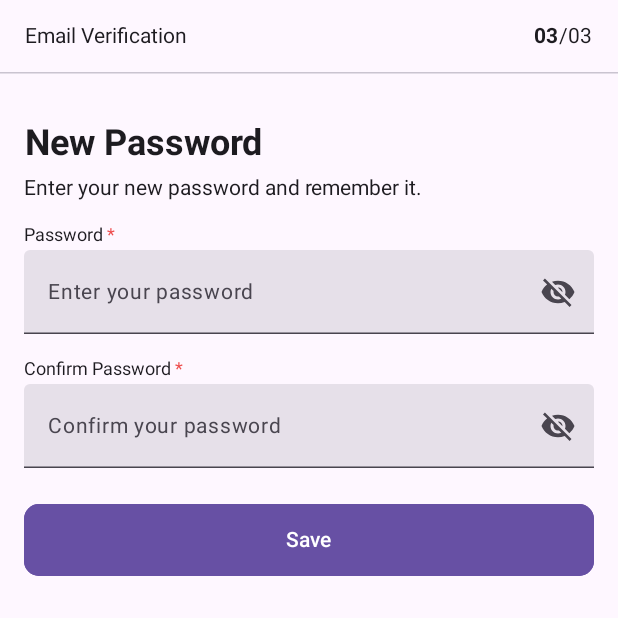
After one commit to ericwidhiantara/QuickMart-KMP, an Android app built with Jetpack Compose: the composable CreatePasswordScreen shown on its own in the app's theme, on a phone screen of 412 x 824 dp, the top half of it. The commit adds this screen. Run offline under Robolectric (Android 15) with nearby library versions, the light colour scheme and no system bars; our stand-ins replace Dagger/Hilt's generated code; libraries missing offline, so code that uses them is left out: io.paperdb; 1 statement that could not run was skipped.

Commit message:
feat: slicing forgot password enter new password screen

```diff
--- /dev/null
+++ b/androidApp/src/main/java/com/luckyfrog/quickmart/features/auth/presentation/forgot_password/CreatePasswordScreen.kt
@@ -0,0 +1,160 @@
+package com.luckyfrog.quickmart.features.auth.presentation.forgot_password
+
+import androidx.compose.foundation.layout.Column
+import androidx.compose.foundation.layout.Spacer
+import androidx.compose.foundation.layout.fillMaxSize
+import androidx.compose.foundation.layout.height
+import androidx.compose.foundation.layout.padding
+import androidx.compose.foundation.text.KeyboardOptions
+import androidx.compose.material.icons.Icons
+import androidx.compose.material.icons.filled.Visibility
+import androidx.compose.material.icons.filled.VisibilityOff
+import androidx.compose.material3.Icon
+import androidx.compose.material3.IconButton
+import androidx.compose.material3.MaterialTheme
+import androidx.compose.material3.Scaffold
+import androidx.compose.material3.Text
+import androidx.compose.runtime.Composable
+import androidx.compose.runtime.getValue
+import androidx.compose.runtime.mutableStateOf
+import androidx.compose.runtime.remember
+import androidx.compose.runtime.setValue
+import androidx.compose.ui.Modifier
+import androidx.compose.ui.res.stringResource
+import androidx.compose.ui.text.buildAnnotatedString
+import androidx.compose.ui.text.font.FontWeight
+import androidx.compose.ui.text.input.KeyboardType
+import androidx.compose.ui.text.input.PasswordVisualTransformation
+import androidx.compose.ui.text.input.VisualTransformation
+import androidx.compose.ui.text.style.TextAlign
+import androidx.compose.ui.text.withStyle
+import androidx.compose.ui.unit.dp
+import androidx.compose.ui.unit.sp
+import androidx.navigation.NavController
+import com.luckyfrog.quickmart.R
+import com.luckyfrog.quickmart.core.app.MainViewModel
+import com.luckyfrog.quickmart.core.widgets.CustomOutlinedButton
+import com.luckyfrog.quickmart.core.widgets.CustomTextField
+import com.luckyfrog.quickmart.core.widgets.CustomTopBar
+
+@Composable
+fun CreatePasswordScreen(
+    mainViewModel: MainViewModel,
+    navController: NavController,
+) {
+    val passwordController = remember { mutableStateOf("") }
+    val passwordConfirmController = remember { mutableStateOf("") }
+    var passwordVisibility: Boolean by remember { mutableStateOf(false) }
+    var passwordConfirmVisibility: Boolean by remember { mutableStateOf(false) }
+
+
+    Scaffold(
+        topBar = {
+            CustomTopBar(
+                title = stringResource(R.string.email_verification),
+                navController = navController,
+                actions = {
+                    val annotatedString = buildAnnotatedString {
+                        withStyle(
+                            MaterialTheme.typography.bodyMedium.toSpanStyle().copy(
+                                fontWeight = FontWeight.Bold,
+                                fontSize = 14.sp
+                            )
+                        ) {
+                            append("03")
+                        }
+                        withStyle(
+                            MaterialTheme.typography.bodyMedium.toSpanStyle().copy(
+                                fontSize = 14.sp
+                            )
+                        ) {
+                            append("/03")
+                        }
+                    }
+                    Text(text = annotatedString)
+                }
+
+            )
+        },
+    ) { innerPadding ->
+        Column(
+            modifier = Modifier
+                .fillMaxSize()
+                .padding(innerPadding)
+                .padding(horizontal = 16.dp, vertical = 20.dp),
+        ) {
+            Spacer(modifier = Modifier.height(12.dp))
+
+            Text(
+                text = stringResource(R.string.new_password),
+                fontSize = 24.sp,
+                fontWeight = FontWeight.Bold,
+                textAlign = TextAlign.Center
+            )
+            Spacer(modifier = Modifier.height(8.dp))
+            Text(
+                text = stringResource(R.string.new_password_desc),
+                fontSize = 14.sp,
+            )
+            Spacer(modifier = Modifier.height(16.dp))
+            CustomTextField(
+                value = passwordController.value,
+                onValueChange = { newText ->
+                    passwordController.value = newText
+                },
+                titleLabel = stringResource(R.string.password),
+                titleLabelFontSize = 12.sp,
+                placeholder = stringResource(R.string.password_placeholder),
+                visualTransformation = if (passwordVisibility) VisualTransformation.None else PasswordVisualTransformation(),
+                keyboardOptions = KeyboardOptions(keyboardType = KeyboardType.Password),
+                trailingIcon = {
+                    val image = if (passwordVisibility)
+                        Icons.Filled.Visibility
+                    else Icons.Filled.VisibilityOff
+
+                    // Please provide localized description for accessibility services
+                    val description =
+                        if (passwordVisibility) "Hide password" else "Show password"
+
+                    IconButton(onClick = { passwordVisibility = !passwordVisibility }) {
+                        Icon(imageVector = image, description)
+                    }
+                }
+            )
+            Spacer(modifier = Modifier.height(16.dp))
+            CustomTextField(
+                value = passwordConfirmController.value,
+                onValueChange = { newText ->
+                    passwordConfirmController.value = newText
+                },
+                titleLabel = stringResource(R.string.confirm_password),
+                titleLabelFontSize = 12.sp,
+                placeholder = stringResource(R.string.confirm_password_placeholder),
+                visualTransformation = if (passwordConfirmVisibility) VisualTransformation.None else PasswordVisualTransformation(),
+                keyboardOptions = KeyboardOptions(keyboardType = KeyboardType.Password),
+                trailingIcon = {
+                    val image = if (passwordConfirmVisibility)
+                        Icons.Filled.Visibility
+                    else Icons.Filled.VisibilityOff
+
+                    // Please provide localized description for accessibility services
+                    val description =
+                        if (passwordConfirmVisibility) "Hide password" else "Show password"
+
+                    IconButton(onClick = {
+                        passwordConfirmVisibility = !passwordConfirmVisibility
+                    }) {
+                        Icon(imageVector = image, description)
+                    }
+                }
+            )
+            Spacer(modifier = Modifier.height(24.dp))
+            CustomOutlinedButton(
+                buttonText = stringResource(R.string.save),
+                onClick = {
+                }
+            )
+
+        }
+    }
+}
--- a/androidApp/src/main/java/com/luckyfrog/quickmart/features/auth/presentation/forgot_password/ForgotPasswordVerifyCodeScreen.kt
+++ b/androidApp/src/main/java/com/luckyfrog/quickmart/features/auth/presentation/forgot_password/ForgotPasswordVerifyCodeScreen.kt
@@ -33,6 +33,7 @@ import com.luckyfrog.quickmart.core.app.MainViewModel
 import com.luckyfrog.quickmart.core.widgets.CustomOTPInput
 import com.luckyfrog.quickmart.core.widgets.CustomOutlinedButton
 import com.luckyfrog.quickmart.core.widgets.CustomTopBar
+import com.luckyfrog.quickmart.utils.resource.route.AppScreen
 import com.talhafaki.composablesweettoast.util.SweetToastUtil.SweetSuccess
 import kotlinx.coroutines.delay
 
@@ -164,7 +165,7 @@ fun ForgotPasswordVerifyCodeScreen(
                 isButtonEnabled = otpCode.length == 6,
                 buttonText = stringResource(R.string.proceed),
                 onClick = {
-
+                    navController.navigate(AppScreen.CreatePasswordScreen.route)
                 }
             )
 
--- a/androidApp/src/main/java/com/luckyfrog/quickmart/utils/resource/route/AppScreen.kt
+++ b/androidApp/src/main/java/com/luckyfrog/quickmart/utils/resource/route/AppScreen.kt
@@ -12,6 +12,8 @@ sealed class AppScreen(val route: String) {
     data object ForgotPasswordVerifyCodeScreen :
         AppScreen(ConstantAppScreenName.FORGOT_PASSWORD_VERIFY_CODE_SCREEN)
 
+    data object CreatePasswordScreen : AppScreen(ConstantAppScreenName.CREATE_PASSWORD_SCREEN)
+
     data object MainScreen : AppScreen(ConstantAppScreenName.MAIN_SCREEN)
     data object SettingsScreen : AppScreen(ConstantAppScreenName.SETTINGS_SCREEN)
 }
@@ -25,6 +27,7 @@ object ConstantAppScreenName {
     const val FORGOT_PASSWORD_EMAIL_CONFIRMATION_SCREEN =
         "forgot_password_email_confirmation_screen"
     const val FORGOT_PASSWORD_VERIFY_CODE_SCREEN = "forgot_password_verify_code_screen"
+    const val CREATE_PASSWORD_SCREEN = "create_password_screen"
     const val MAIN_SCREEN = "main_screen"
 
     const val SETTINGS_SCREEN = "settings_screen"
--- a/androidApp/src/main/java/com/luckyfrog/quickmart/utils/resource/route/NavGraph.kt
+++ b/androidApp/src/main/java/com/luckyfrog/quickmart/utils/resource/route/NavGraph.kt
@@ -7,6 +7,7 @@ import androidx.navigation.compose.composable
 import androidx.navigation.compose.rememberNavController
 import com.luckyfrog.quickmart.core.app.MainViewModel
 import com.luckyfrog.quickmart.features.auth.presentation.email_verification.EmailVerificationScreen
+import com.luckyfrog.quickmart.features.auth.presentation.forgot_password.CreatePasswordScreen
 import com.luckyfrog.quickmart.features.auth.presentation.forgot_password.ForgotPasswordEmailConfirmationScreen
 import com.luckyfrog.quickmart.features.auth.presentation.forgot_password.ForgotPasswordVerifyCodeScreen
 import com.luckyfrog.quickmart.features.auth.presentation.login.LoginScreen
@@ -73,6 +74,13 @@ fun NavGraph(mainViewModel: MainViewModel) {
             )
         }
 
+        composable(route = AppScreen.CreatePasswordScreen.route) {
+            CreatePasswordScreen(
+                mainViewModel = mainViewModel,
+                navController = navController
+            )
+        }
+
         composable(route = AppScreen.MainScreen.route) {
             BottomNavBar(
                 mainViewModel = mainViewModel,
```
